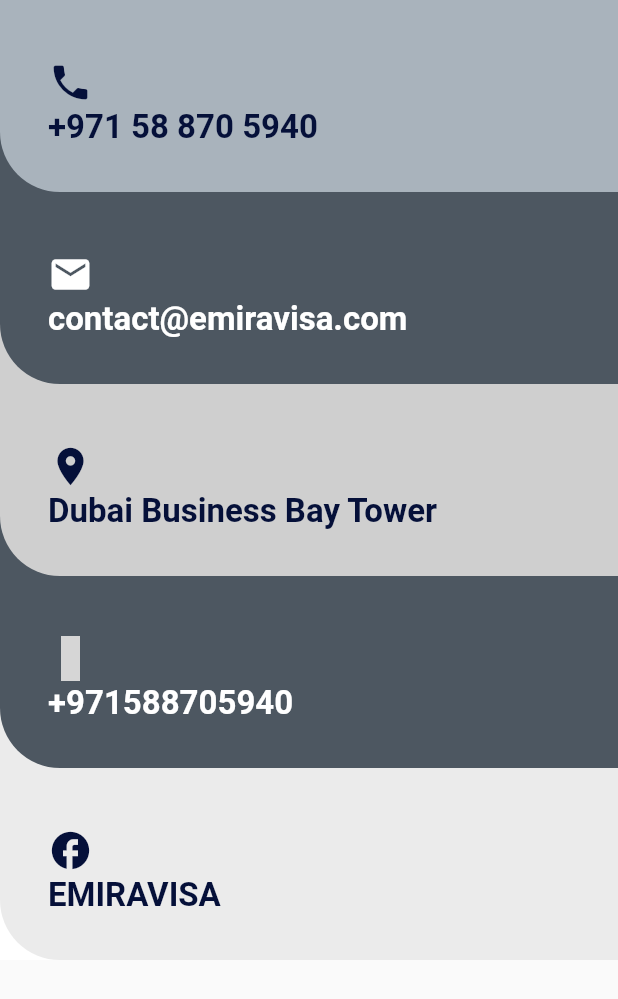
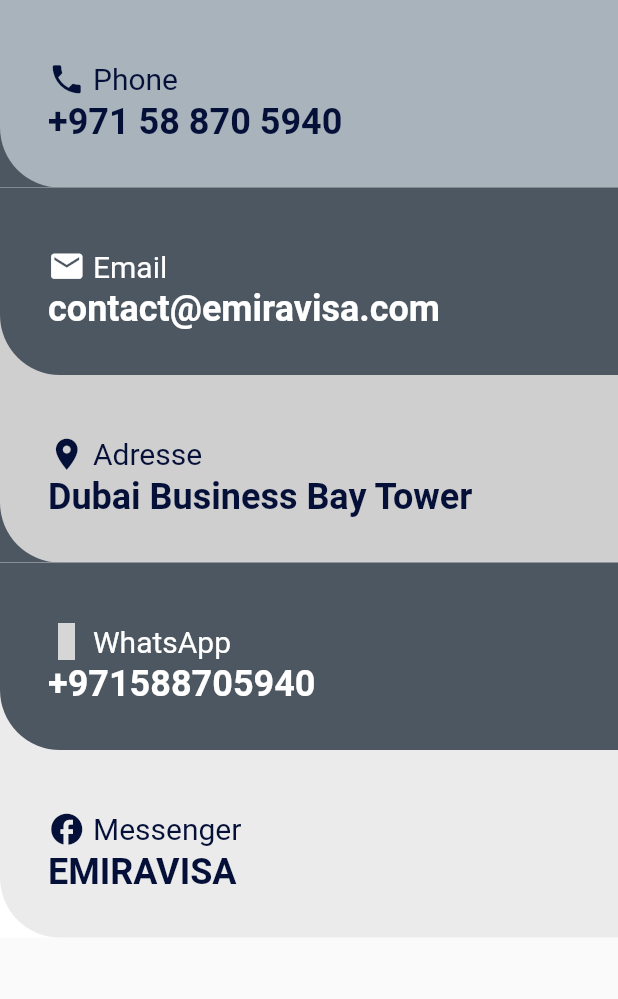
Before and after one commit to etEthiopia/emira_mob, a Flutter app: the ContactUsPage screen opened directly, on a phone screen of 412 x 824 dp. Shown: the top 999 px of the screen. Run offline on Flutter 3.47's test engine with Material 2 defaults, Android fonts, the phone set to English and light mode, and no system bars; our stand-ins replace cloud_firestore, country_picker, curved_navigation_bar, file_picker, firebase_core, firebase_storage and 5 more; accounts and stored records are empty; statements that could not run were skipped; grey boxes are pictures that could not be loaded.

Commit message:
contact us labels

```diff
--- a/lang/am.json
+++ b/lang/am.json
@@ -72,5 +72,9 @@
     "go_back": "ተመለስ",
     "choose_language": "የእርስዎን ተመራጭ ቋንቋ ይምረጡ",
     "restart": "መተግበሪያውን እንደገና ያስጀምሩ",
-    "restart_content": "የቋንቋ ለውጥ ለማድረግ እባክዎ መተግበሪያውን እንደገና ያስጀምሩ"
+    "restart_content": "የቋንቋ ለውጥ ለማድረግ እባክዎ መተግበሪያውን እንደገና ያስጀምሩ",
+
+    "address": "አድራሻ",
+    "whatsapp": "ዋትስአፕ",
+    "messenger": "ሜሴንጀር"
 }
--- a/lang/en.json
+++ b/lang/en.json
@@ -106,6 +106,10 @@
     "go_back": "Go Back",
     "choose_language": "Choose Your Preferred Language",
     "restart": "Restart The App",
-    "restart_content": "Please restart the App to undergo the language change"
+    "restart_content": "Please restart the App to undergo the language change",
+
+    "address": "Adresse",
+    "whatsapp": "WhatsApp",
+    "messenger": "Messenger"
 
 }
--- a/lang/fr.json
+++ b/lang/fr.json
@@ -72,5 +72,9 @@
     "go_back": "Retourner",
     "choose_language": "Choisissez votre langue préférée",
     "restart": "Redémarrez l'application",
-    "restart_content": "Veuillez redémarrer l'application pour subir le changement de langue"
+    "restart_content": "Veuillez redémarrer l'application pour subir le changement de langue",
+
+    "address": "Address",
+    "whatsapp": "WhatsApp",
+    "messenger": "Messenger"
 }
--- a/lib/screens/others/contactus.dart
+++ b/lib/screens/others/contactus.dart
@@ -23,53 +23,58 @@
         children: <Widget>[
           CurvedListItem(
             title: '+971 58 870 5940',
+            label: "phone",
             color: lightgrey,
             nextColor: grey,
             textColor: blueblack,
             icon: Icon(
               Icons.phone,
-              size: 30,
+              size: 25,
               color: blueblack,
             ),
           ),
           CurvedListItem(
             title: 'contact@emiravisa.com',
+            label: "email",
             color: grey,
             nextColor: background3,
             icon: Icon(
               Icons.email,
-              size: 30,
+              size: 25,
               color: white,
             ),
           ),
           CurvedListItem(
             title: 'Dubai Business Bay Tower',
+            label: "address",
             color: background3,
             textColor: blueblack,
             nextColor: grey,
             icon: Icon(
               Icons.location_on,
-              size: 30,
+              size: 25,
               color: blueblack,
             ),
           ),
           CurvedListItem(
             title: '+971588705940',
+            label: "whatsapp",
             color: grey,
             nextColor: background2,
             icon: Icon(
               Icons.whatsapp,
               color: white,
-              size: 30,
+              size: 25,
             ),
           ),
           CurvedListItem(
             title: 'EMIRAVISA',
+            label: "messenger",
             color: background2,
             textColor: blueblack,
             icon: Icon(
               Icons.facebook,
-              size: 30,
+              size: 25,
               color: blueblack,
             ),
           ),
@@ -82,6 +87,7 @@
 class CurvedListItem extends StatelessWidget {
   const CurvedListItem({
     required this.title,
+    required this.label,
     required this.color,
     required this.icon,
     // required this.people,
@@ -91,6 +97,7 @@
   });
 
   final String title;
+  final String label;
   final Color color;
   final Color textColor;
   // final String people;
@@ -116,7 +123,21 @@
         child: Column(
             crossAxisAlignment: CrossAxisAlignment.start,
             children: <Widget>[
-              icon,
+              Row(
+                children: [
+                  icon,
+                  SizedBox(
+                    width: 5,
+                  ),
+                  Text(
+                    AppLocalizations.of(context)!.translate(label),
+                    style: TextStyle(
+                      color: textColor,
+                      fontSize: 20,
+                    ),
+                  ),
+                ],
+              ),
               const SizedBox(
                 height: 2,
               ),
@@ -124,7 +145,7 @@
                 title,
                 style: TextStyle(
                     color: textColor,
-                    fontSize: 22,
+                    fontSize: 24,
                     fontWeight: FontWeight.bold),
               ),
               Row(),
```
